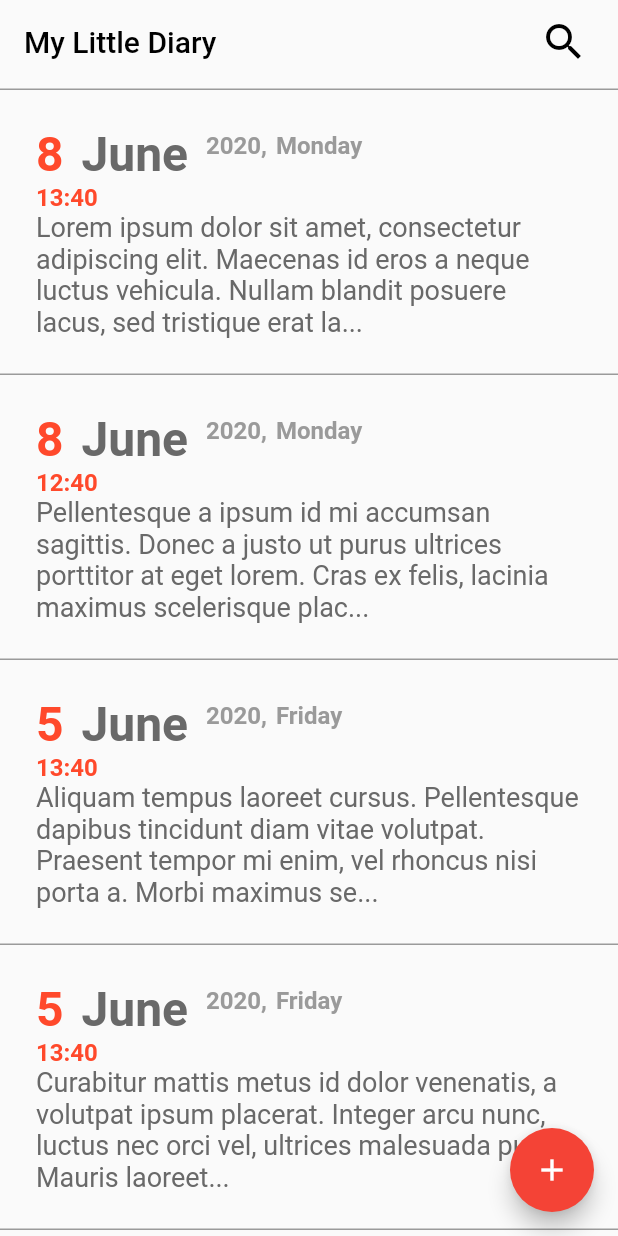
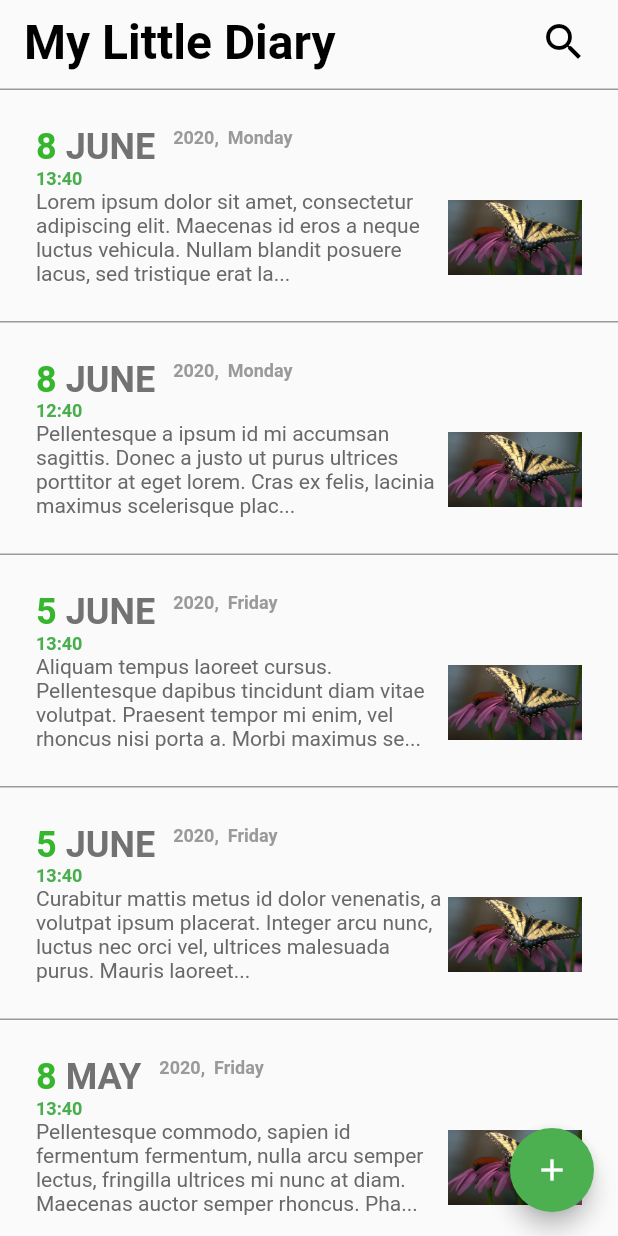
Before and after one commit to muratangin187/my_little_diary, a Flutter app: the screen it shows after launch, on a phone screen of 412 x 824 dp. Run offline on Flutter 3.47's test engine with Material 2 defaults, Android fonts, the phone set to English and light mode, and no system bars; our stand-ins replace google_fonts; Roboto replaces fonts that are missing (Exo).

```diff
--- a/lib/MemoryBlock.dart
+++ b/lib/MemoryBlock.dart
@@ -1,5 +1,7 @@
 import 'package:flutter/material.dart';
+import 'package:google_fonts/google_fonts.dart';
 import 'package:my_little_diary/Memory.dart';
+import 'package:my_little_diary/MemoryScreen.dart';
 
 class MemoryBlock extends StatelessWidget {
   Memory memory;
@@ -10,7 +12,13 @@ class MemoryBlock extends StatelessWidget {
 
   @override
   Widget build(BuildContext context) {
-    return Container(
+    return InkWell(
+      onTap: ()=>{
+        Navigator.push(
+        context,
+      MaterialPageRoute(builder: (context) => MemoryScreen(memory)))
+      },
+      child: Container(
         padding: const EdgeInsets.all(24.0),
         decoration: BoxDecoration(
             border: Border(
@@ -19,38 +27,44 @@ class MemoryBlock extends StatelessWidget {
                 ))),
         child: Column(
           children: [
-          DateText(memory.date),
-          SummaryText(memory.content)
+            dateText(memory.date),
+            Row(
+              children: [
+                Expanded(child: summaryText(memory.content)),
+                Image(image: AssetImage("assets/images/placeholder.jpg"),height: 50,)
               ],
+            )
+          ],
+        ),
       ),
     );
   }
 
-  Widget DateText(DateTime date) {
+  Widget dateText(DateTime date) {
     return Column(
       crossAxisAlignment: CrossAxisAlignment.start,
       children: [
         Row(
           children: [
             Padding(
-              padding: const EdgeInsets.only(right: 12),
+              padding: const EdgeInsets.only(right: 6),
               child: Text(
                 date.day.toString(),
-                style: TextStyle(
-                    color: Color(0xFFFF492B),
-                    fontSize: 32,
-                    fontWeight: FontWeight.bold),
+                style: GoogleFonts.exo(textStyle:TextStyle(
+                    color: Color(0xFF35B62D),
+                    fontSize: 24,
+                    fontWeight: FontWeight.bold),),
               ),
             ),
             Padding(
               padding: const EdgeInsets.only(right: 12),
               child: Text(
-                getMonthName(date.month),
-                style: TextStyle(
-                    color: Color(0xFF696969),
-                    fontSize: 32,
+                getMonthName(date.month).toUpperCase(),
+                style: GoogleFonts.exo(textStyle:TextStyle(
+                    color: Color(0xF0696969),
+                    fontSize: 24,
                     fontWeight: FontWeight.bold),
-              ),
+              ),)
             ),
             Padding(
               padding: const EdgeInsets.only(bottom: 12, right: 6),
@@ -58,7 +72,7 @@ class MemoryBlock extends StatelessWidget {
                 date.year.toString() + ",",
                 style: TextStyle(
                     color: Color(0xFF9A9A9A),
-                    fontSize: 16,
+                    fontSize: 12,
                     fontWeight: FontWeight.bold),
               ),
             ),
@@ -68,7 +82,7 @@ class MemoryBlock extends StatelessWidget {
                 getDayName(date.weekday),
                 style: TextStyle(
                     color: Color(0xFF9A9A9A),
-                    fontSize: 16,
+                    fontSize: 12,
                     fontWeight: FontWeight.bold),
               ),
             ),
@@ -77,15 +91,15 @@ class MemoryBlock extends StatelessWidget {
         Text(
           date.hour.toString() + ":" + date.minute.toString(),
           style: TextStyle(
-              color: Color(0xFFFF492B),
-              fontSize: 16,
+              color: Color(0xFF4AAE4E),
+              fontSize: 12,
               fontWeight: FontWeight.bold),
         )
       ],
     );
   }
 
-  Widget SummaryText(String s) {
+  Widget summaryText(String s) {
     if(s.length > 150){
       s = s.substring(0,150);
       s += "...";
@@ -94,7 +108,7 @@ class MemoryBlock extends StatelessWidget {
       s,
       style: TextStyle(
         color: Color(0xFF696969),
-        fontSize: 18,
+        fontSize: 14,
       ),
     );
   }
--- a/lib/main.dart
+++ b/lib/main.dart
@@ -1,6 +1,7 @@
 import 'package:flutter/material.dart';
 import 'package:my_little_diary/Memory.dart';
 import 'package:my_little_diary/MemoryBlock.dart';
+import 'package:google_fonts/google_fonts.dart';
 
 void main() {
   runApp(MyApp());
@@ -12,8 +13,11 @@ class MyApp extends StatelessWidget {
     return MaterialApp(
       title: 'Flutter Demo',
       theme: ThemeData(
-        primarySwatch: Colors.red,
+        primarySwatch: Colors.green,
         visualDensity: VisualDensity.adaptivePlatformDensity,
+        textTheme: GoogleFonts.robotoTextTheme(
+          Theme.of(context).textTheme
+        )
       ),
       home: MyHomePage(title: 'My Little Diary'),
       debugShowCheckedModeBanner: false,
@@ -49,7 +53,7 @@ class _MyHomePageState extends State<MyHomePage> {
       appBar: AppBar(
         title: Text(
           widget.title,
-          style: TextStyle(color: Colors.black),
+          style: GoogleFonts.macondoSwashCaps(textStyle: TextStyle(color: Colors.black, fontSize: 32, fontWeight: FontWeight.bold)),
         ),
         elevation: 0,
         backgroundColor: Color(0x00000000),
--- a/pubspec.yaml
+++ b/pubspec.yaml
@@ -23,6 +23,7 @@ environment:
 dependencies:
   flutter:
     sdk: flutter
+  google_fonts: ^1.1.0
 
 
   # The following adds the Cupertino Icons font to your application.
@@ -48,6 +49,8 @@ flutter:
   # assets:
   #   - images/a_dot_burr.jpeg
   #   - images/a_dot_ham.jpeg
+  assets:
+    - assets/images/
 
   # An image asset can refer to one or more resolution-specific "variants", see
   # https://flutter.dev/assets-and-images/#resolution-aware.
```
Also changed, not shown: lib/MemoryScreen.dart (added, +126 -0 lines), assets/images/placeholder.jpg (added), pubspec.lock. Lines whose indentation alone changed are shown as unchanged.
